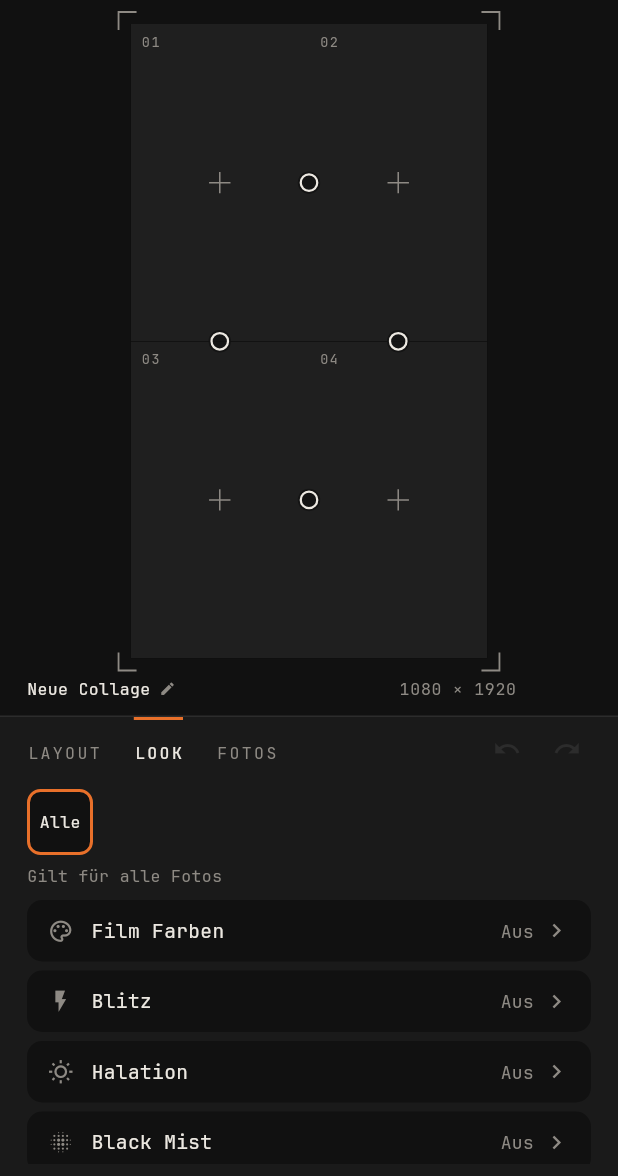
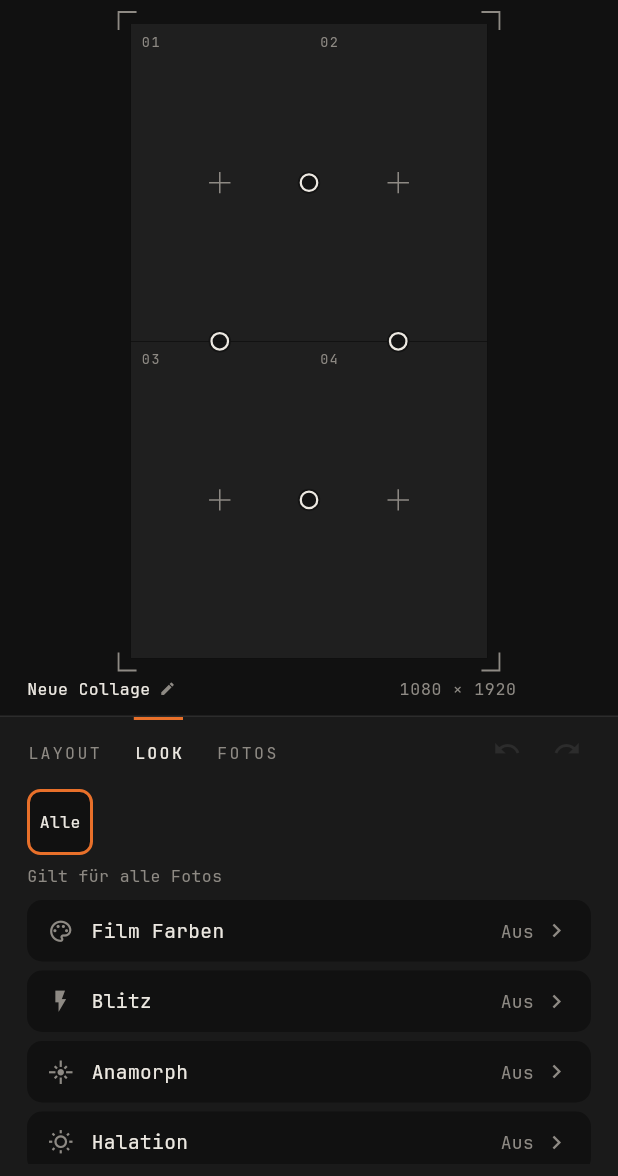
Before and after one commit to nikolajspnev-bit/TRy-Grid, a Flutter app: the screen it shows after launch, after a tap on "LOOK", on a phone screen of 412 x 824 dp, the part 60-1236 px from its top. Run offline on Flutter 3.47's test engine with Material 3 defaults, Android fonts, the phone set to English and light mode, and no system bars; our stand-ins replace image_picker, share_plus; missing offline and left inert: gal, idb_shim.

Commit message:
Neuer Effekt Anamorph (blaue oder gelbe Lichtstreifen)
Co-Authored-By: Claude Opus 5.5 <noreply@anthropic.com>
Claude-Session: https://claude.ai/code/session_01X8JvLfYDxsJmDWWgAPBZXg

```diff
--- a/lib/models.dart
+++ b/lib/models.dart
@@ -73,7 +73,15 @@ class FilmLook {
   int gradeStyle = 0;
   double gradeAmount = 0.7;
 
-  bool get active => halOn || mistOn || grainOn || vigOn || flashOn || gradeOn;
+  /// Anamorph: lange waagerechte Lichtstreifen an hellen Stellen (blau oder gelb).
+  bool anaOn = false;
+  double anaAmount = 0.6;
+  double anaLength = 0.6;
+  double anaThreshold = 0.55;
+  double anaThickness = 0.3;
+  int anaColor = 0; // 0 = Blau, 1 = Gelb
+
+  bool get active => halOn || mistOn || grainOn || vigOn || flashOn || gradeOn || anaOn;
 
   FilmLook copy() => FilmLook()
     ..halOn = halOn
@@ -99,7 +107,13 @@ class FilmLook {
     ..flashCool = flashCool
     ..gradeOn = gradeOn
     ..gradeStyle = gradeStyle
-    ..gradeAmount = gradeAmount;
+    ..gradeAmount = gradeAmount
+    ..anaOn = anaOn
+    ..anaAmount = anaAmount
+    ..anaLength = anaLength
+    ..anaThreshold = anaThreshold
+    ..anaThickness = anaThickness
+    ..anaColor = anaColor;
 }
 
 extension FilmLookJson on FilmLook {
@@ -112,6 +126,8 @@ extension FilmLookJson on FilmLook {
     'flashOn': flashOn, 'flashAmount': flashAmount, 'flashFalloff': flashFalloff,
     'flashHeight': flashHeight, 'flashCool': flashCool,
     'gradeOn': gradeOn, 'gradeStyle': gradeStyle, 'gradeAmount': gradeAmount,
+    'anaOn': anaOn, 'anaAmount': anaAmount, 'anaLength': anaLength,
+    'anaThreshold': anaThreshold, 'anaThickness': anaThickness, 'anaColor': anaColor,
   };
 }
 
@@ -143,8 +159,17 @@ FilmLook filmLookFromJson(Map<String, dynamic> j) {
     ..flashCool = n('flashCool', l.flashCool)
     ..gradeOn = b('gradeOn', l.gradeOn)
     ..gradeStyle = j['gradeStyle'] is int ? j['gradeStyle'] as int : l.gradeStyle
-    ..gradeAmount = n('gradeAmount', l.gradeAmount);
+    ..gradeAmount = n('gradeAmount', l.gradeAmount)
+    ..anaOn = b('anaOn', l.anaOn)
+    ..anaAmount = n('anaAmount', l.anaAmount)
+    ..anaLength = n('anaLength', l.anaLength)
+    ..anaThreshold = n('anaThreshold', l.anaThreshold)
+    ..anaThickness = n('anaThickness', l.anaThickness)
+    ..anaColor = j['anaColor'] is int ? j['anaColor'] as int : l.anaColor;
 }
+
+/// Farben für Anamorph.
+const kAnaColorNames = ['Blau', 'Gelb'];
 
 /// Namen der Film Farben (eigene Stile, keine Nachbauten).
 const kGradeNames = ['Warm', 'Kühl', 'Blass', 'Kino', 'S/W'];
```
Also changed, not shown: lib/editor.dart (+58 -1 lines), lib/painter.dart (+31 -0 lines).
